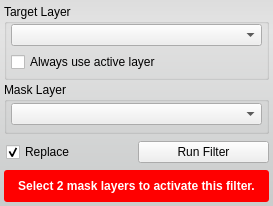
Above: src/Interface/ToolInterface/OrFilterInterface.ui from jessdtate/Seg3D before the change. Below: the same form after it.
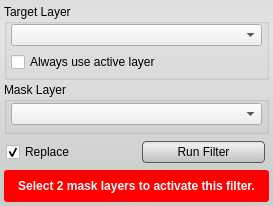
That is the form after the change. Custom widgets are drawn as their Qt base class.

Commit message: added styles to the ui buttons still some tweaking that needs done.  check out the Discrete Gaussian Blur tool and let me know if the lighter background looks better.

Diff of the .ui file:
```diff
--- a/src/Interface/ToolInterface/OrFilterInterface.ui
+++ b/src/Interface/ToolInterface/OrFilterInterface.ui
@@ -23,6 +23,28 @@
    <string notr="true">QWidget#OrFilterInterface{
 	border-radius: 3px;
 	background-color: qlineargradient(spread:pad, x1:0.5, y1:0, x2:0.5, y2:0.960227, stop:0 rgba(221, 221, 221, 255), stop:0.155779 rgba(228, 228, 228, 255), stop:1 rgba(202, 204, 204, 255));      
+}
+
+
+QPushButton{
+	background-color: qlineargradient(spread:pad, x1:0.5, y1:0, x2:0.5, y2:0.960227, stop:0 rgba(221, 221, 221, 255), stop:0.155779 rgba(238, 238, 238, 255), stop:1 rgba(192, 194, 194, 255));
+	border-radius: 4px;
+	border: 1px solid rgb(90, 90, 90);
+	margin:4px;
+}
+
+QPushButton:hover{
+	background-color: qlineargradient(spread:pad, x1:0.5, y1:0, x2:0.5, y2:1, stop:0 rgba(195, 195, 195, 255), stop:0.253769 rgba(206, 206, 206, 255), stop:1 rgba(185, 185, 185, 255));
+	border-radius: 4px;
+	border: 1px solid rgb(90, 90, 90);
+	margin:4px;
+}
+
+QPushButton:pressed{
+	background-color: qlineargradient(spread:pad, x1:0.5, y1:0, x2:0.5, y2:1, stop:0 rgba(150, 150, 150, 255), stop:0.753769 rgba(206, 206, 206, 255), stop:1 rgba(185, 185, 185, 255));
+	border-radius: 4px;
+	border: 1px solid rgb(90, 90, 90);
+	margin:4px;
 }</string>
   </property>
   <layout class="QVBoxLayout" name="verticalLayout">
@@ -200,6 +222,12 @@
       </item>
       <item>
        <widget class="QPushButton" name="runFilterButton">
+        <property name="minimumSize">
+         <size>
+          <width>0</width>
+          <height>30</height>
+         </size>
+        </property>
         <property name="text">
          <string>Run Filter</string>
         </property>
```
The commit also changes 57 other files.
